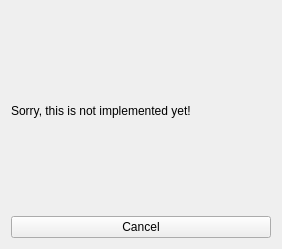
First picture: the form in lib/rapuma/dialog/menu_manage_remove_dlg.ui, repository sillsdev/rapuma, before the edit.
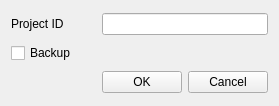
Second picture: the form after the edit.

What changed in the file:
```diff
--- a/lib/rapuma/dialog/menu_manage_remove_dlg.ui
+++ b/lib/rapuma/dialog/menu_manage_remove_dlg.ui
@@ -6,16 +6,39 @@
    <rect>
     <x>0</x>
     <y>0</y>
-    <width>282</width>
-    <height>249</height>
+    <width>279</width>
+    <height>106</height>
    </rect>
   </property>
   <property name="windowTitle">
    <string>Rapuma - Remove Project</string>
   </property>
   <layout class="QGridLayout" name="gridLayout">
-   <item row="1" column="0">
-    <widget class="QPushButton" name="pushButton_2">
+   <item row="2" column="0">
+    <spacer name="horizontalSpacer">
+     <property name="orientation">
+      <enum>Qt::Horizontal</enum>
+     </property>
+     <property name="sizeHint" stdset="0">
+      <size>
+       <width>40</width>
+       <height>20</height>
+      </size>
+     </property>
+    </spacer>
+   </item>
+   <item row="2" column="1">
+    <widget class="QPushButton" name="pushButtonOk">
+     <property name="toolTip">
+      <string>Remove a selected project</string>
+     </property>
+     <property name="text">
+      <string>OK</string>
+     </property>
+    </widget>
+   </item>
+   <item row="2" column="2">
+    <widget class="QPushButton" name="pushButtonCancel">
      <property name="text">
       <string>Cancel</string>
      </property>
@@ -24,7 +47,24 @@
    <item row="0" column="0">
     <widget class="QLabel" name="label">
      <property name="text">
-      <string>Sorry, this is not implemented yet!</string>
+      <string>Project ID</string>
+     </property>
+    </widget>
+   </item>
+   <item row="1" column="0">
+    <widget class="QCheckBox" name="checkBoxBackup">
+     <property name="toolTip">
+      <string>Create a backup of the project before removing it</string>
+     </property>
+     <property name="text">
+      <string>Backup</string>
+     </property>
+    </widget>
+   </item>
+   <item row="0" column="1" colspan="2">
+    <widget class="QLineEdit" name="lineEditPid">
+     <property name="toolTip">
+      <string>ID of the project to be removed</string>
      </property>
     </widget>
    </item>
```
Left out of the diff: 49 changed lines with no effect on the pictures.
